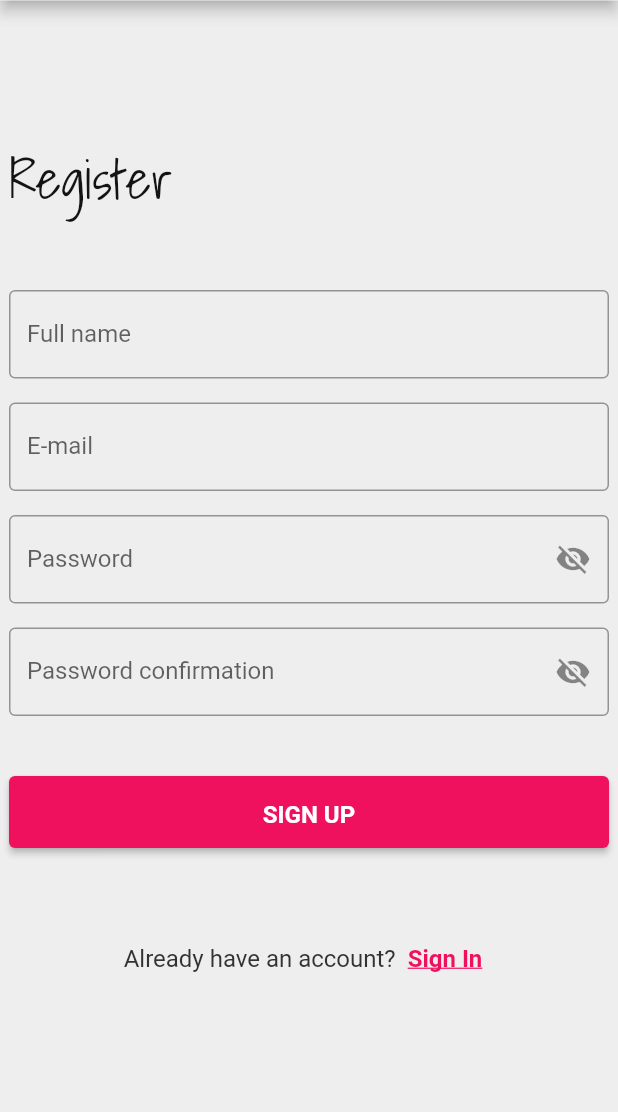
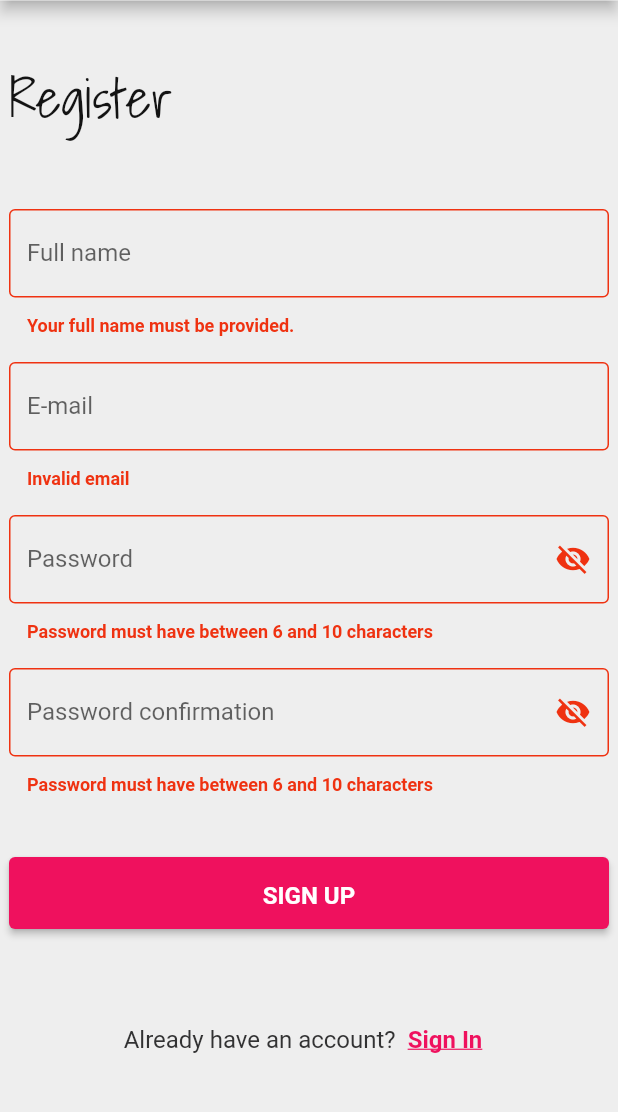
Before and after one commit to priscilladeroode/wall_app_frontend, a Flutter app: the SignUpPage screen opened by its route, after a tap on "SIGN UP", on a phone screen of 412 x 824 dp, the part 97-1209 px from its top. Run offline on Flutter 3.47's test engine with Material 2 defaults, Android fonts, the phone set to English and light mode, and no system bars; our stand-ins replace dio, flutter_mobx, flutter_modular, flutter_svg, mobx, validators; generated files the repository leaves out were written again; network calls fail.

Commit message:
feat: ensure form is validated before sending

```diff
--- a/lib/auth/presentation/signup_page/components/sign_up_form/sign_up_form.dart
+++ b/lib/auth/presentation/signup_page/components/sign_up_form/sign_up_form.dart
@@ -1,6 +1,7 @@
 import 'package:flutter/material.dart';
 import 'package:flutter_mobx/flutter_mobx.dart';
 import 'package:flutter_modular/flutter_modular.dart';
+
 import '../../../../../wall_ui.dart/tokens/wall_colors.dart';
 import 'sign_up_form_controller.dart';
 
@@ -15,6 +16,7 @@ class SignUpForm extends StatefulWidget {
 
 class _SignUpFormState extends ModularState<SignUpForm, SignUpFormController> {
   late ThemeData theme;
+  final _formKey = GlobalKey<FormState>();
   @override
   void didChangeDependencies() {
     theme = Theme.of(context);
@@ -29,6 +31,8 @@ class _SignUpFormState extends ModularState<SignUpForm, SignUpFormController> {
         width: MediaQuery.of(context).size.width,
         child: SizedBox(
           width: double.maxFinite,
+          child: Form(
+            key: _formKey,
             child: Observer(builder: (context) {
               return Column(
                 crossAxisAlignment: CrossAxisAlignment.start,
@@ -57,28 +61,33 @@ class _SignUpFormState extends ModularState<SignUpForm, SignUpFormController> {
                           Flexible(
                             child: Text(
                               controller.store.error,
-                            style: theme.textTheme.bodyText1!.copyWith(color: WallColors.neutral50),
+                              style:
+                                  theme.textTheme.bodyText1!.copyWith(color: WallColors.neutral50),
                             ),
                           ),
                         ],
                       ),
                     ),
                   TextFormField(
+                    autovalidateMode: AutovalidateMode.onUserInteraction,
                     controller: controller.store.fullNameController,
                     decoration: const InputDecoration(
                       label: Text('Full name'),
                     ),
+                    validator: (value) => controller.validateName(value),
                   ),
                   const SizedBox(height: 16),
                   TextFormField(
+                    autovalidateMode: AutovalidateMode.onUserInteraction,
                     controller: controller.store.emailController,
                     decoration: const InputDecoration(
                       label: Text('E-mail'),
                     ),
+                    validator: (value) => controller.validateEmail(value),
                   ),
                   const SizedBox(height: 16),
-                Observer(builder: (context) {
-                  return TextFormField(
+                  TextFormField(
+                    autovalidateMode: AutovalidateMode.onUserInteraction,
                     controller: controller.store.passwordController,
                     obscureText: controller.store.passwordObscure,
                     decoration: InputDecoration(
@@ -90,11 +99,11 @@ class _SignUpFormState extends ModularState<SignUpForm, SignUpFormController> {
                             : const Icon(Icons.visibility),
                       ),
                     ),
-                  );
-                }),
+                    validator: (value) => controller.validatePassword(value),
+                  ),
                   const SizedBox(height: 16),
-                Observer(builder: (context) {
-                  return TextFormField(
+                  TextFormField(
+                    autovalidateMode: AutovalidateMode.onUserInteraction,
                     controller: controller.store.passwordConfirmationController,
                     obscureText: controller.store.passwordConfirmationObscure,
                     decoration: InputDecoration(
@@ -106,13 +115,19 @@ class _SignUpFormState extends ModularState<SignUpForm, SignUpFormController> {
                             : const Icon(Icons.visibility),
                       ),
                     ),
-                  );
-                }),
+                    validator: (value) => controller.validatePassword(value),
+                  ),
                   const SizedBox(height: 40),
                   SizedBox(
                     width: double.maxFinite,
                     child: ElevatedButton(
-                    onPressed: controller.store.loading ? null : controller.register,
+                      onPressed: controller.store.loading
+                          ? null
+                          : () {
+                              if (_formKey.currentState!.validate()) {
+                                controller.register();
+                              }
+                            },
                       child: controller.store.loading
                           ? const SizedBox(
                               width: 24,
@@ -143,6 +158,7 @@ class _SignUpFormState extends ModularState<SignUpForm, SignUpFormController> {
             }),
           ),
         ),
+      ),
     );
   }
 }
--- a/lib/auth/presentation/signup_page/components/sign_up_form/sign_up_form_controller.dart
+++ b/lib/auth/presentation/signup_page/components/sign_up_form/sign_up_form_controller.dart
@@ -1,4 +1,7 @@
+import 'package:validators/validators.dart' as validator;
+
 import '../../../../domain/entities/signup_request_entity.dart';
+import '../../../../domain/failures/auth_failures.dart';
 import '../../../../domain/usecases/signup_usecase.dart';
 import 'stores/signup_form_store.dart';
 
@@ -25,4 +28,25 @@ class SignUpFormController {
     );
     store.setLoading = false;
   }
+
+  String? validateName(value) {
+    if (!validator.matches(value!,
+        '(^[A-Za-z]{3,16})([ ]{1})([A-Za-z]{1,16})?([ ]{1})?([A-Za-z]{1,16})?([ ]{1})?([A-Za-z]{1,16})')) {
+      return InvalidName().message;
+    }
+  }
+
+  String? validateEmail(value) {
+    if (!validator.isEmail(value!)) {
+      return InvalidEmail().message;
+    }
+  }
+
+  String? validatePassword(value) {
+    if (value!.length < 6 || value.length > 10) {
+      return InvalidPasswordLength().message;
+    } else if (store.passwordConfirmationController.text != store.passwordController.text) {
+      return PasswordDontMatch().message;
+    }
+  }
 }
--- a/pubspec.yaml
+++ b/pubspec.yaml
@@ -18,6 +18,7 @@ dependencies:
   flutter_svg: ^1.0.3
   intl: ^0.17.0
   flutter_mobx: ^2.0.3+2
+  validators: ^3.0.0
 
 dev_dependencies:
   flutter_test:
```
Also changed, not shown: pubspec.lock. Lines whose indentation alone changed are shown as unchanged.
